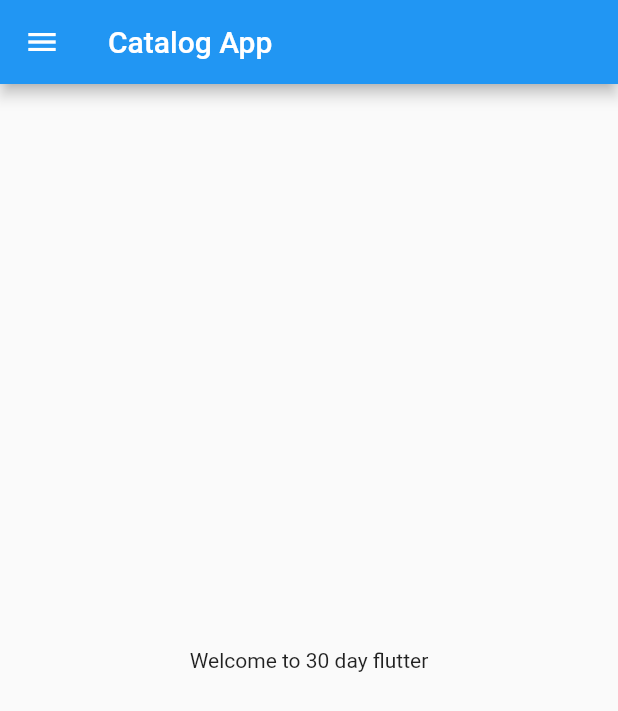
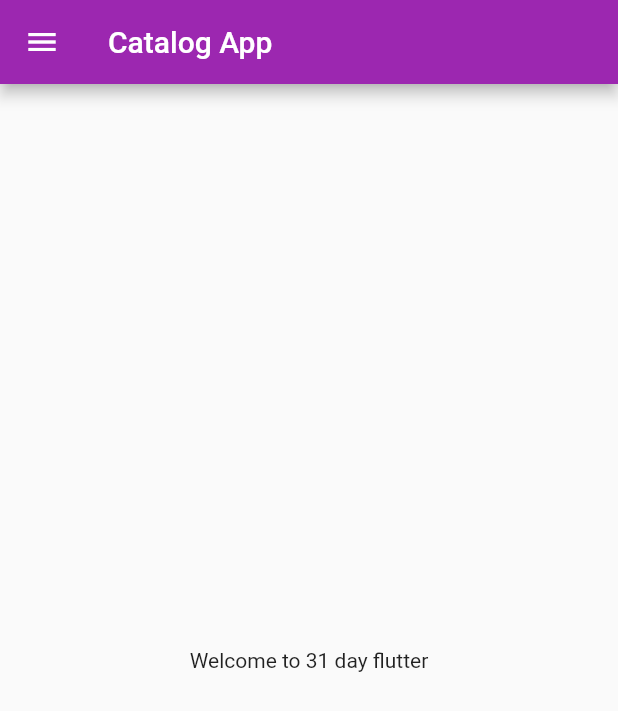
Before and after one commit to Nishant5789/Learning_fluttter, a Flutter app: the screen it shows after launch, on a phone screen of 412 x 824 dp. Shown: the top 711 px of the screen. Run offline on Flutter 3.47's test engine with Material 2 defaults, Android fonts, the phone set to English and light mode, and no system bars.

Commit message:
Day 3 - Functions, Classes, Routes, Theme & Text

```diff
--- a/lib/main.dart
+++ b/lib/main.dart
@@ -1,5 +1,6 @@
 import 'package:flutter/material.dart';
-import 'home_dart.dart';
+import 'package:flutter_application_1/pages/login_dart.dart';
+import 'pages/home_dart.dart';
 
 // entry point of execition
 void main() {
@@ -13,9 +14,31 @@ class MyApp extends StatelessWidget {
   Widget build(BuildContext context) {
     return MaterialApp(
         title: 'Flutter Demo',
+        themeMode: ThemeMode.light,
+
+        // if we choose dark theam then darktheme would be
+        // execute and choose light then theme properties wokr
+
         theme: ThemeData(
-          primarySwatch: Colors.blue,
+          primarySwatch: Colors.purple,
+          // primarySwatch is not a Color . It's MaterialColor . Which means it's different shades of a color a material app will use. primaryColor is one of those shades. To be exact, primaryColor is normally equal to primarySwatch[500]
+          brightness: Brightness.light
         ),
-        home: Homepage());
+
+        darkTheme: ThemeData(
+          brightness: Brightness.dark,
+          primarySwatch: Colors.pink
+        ),
+
+        // home: Homepage(),
+        // either you specifed home properties of material or any page with path "/" in routes
+
+        initialRoute: "/",
+
+        routes: {
+          '/': (context) => Homepage(),
+          '/login': (context) => Loginpage(),
+        },
+    );
   }
 }
--- a/lib/home_dart.dart
+++ b/lib/pages/home_dart.dart
@@ -14,7 +14,7 @@ class Homepage extends StatelessWidget {
       ),
       body: Center(
         child: Container(
-          child: Text("Welcome to 30 day flutter"),
+          child: Text("Welcome to 31 day flutter"),
         ),
       ),
       drawer: Drawer(),
```
Also changed, not shown: lib/pages/login_dart.dart (added, +18 -0 lines).
